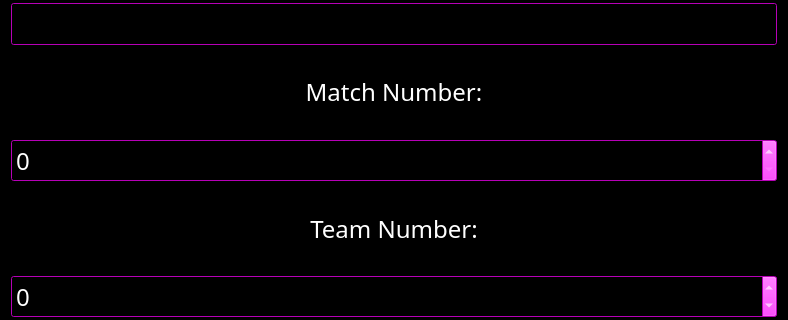
First picture: the form in ui/WebTeamInfo.ui, repository Q-FRC/Scouter, before the edit; both pictures show x 0 to 788 and y 189 to 509 of the 788 by 702 pixel window.
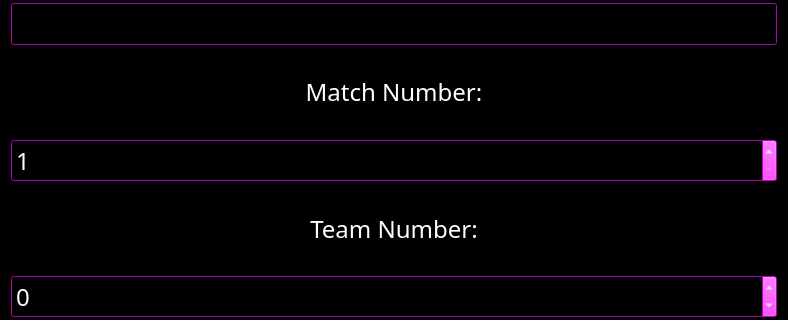
Second picture: the form after the edit.

```diff
--- a/ui/WebTeamInfo.ui
+++ b/ui/WebTeamInfo.ui
@@ -991,6 +991,9 @@
        <bold>false</bold>
       </font>
      </property>
+     <property name="minimum">
+      <number>1</number>
+     </property>
      <property name="maximum">
       <number>999</number>
      </property>
```
